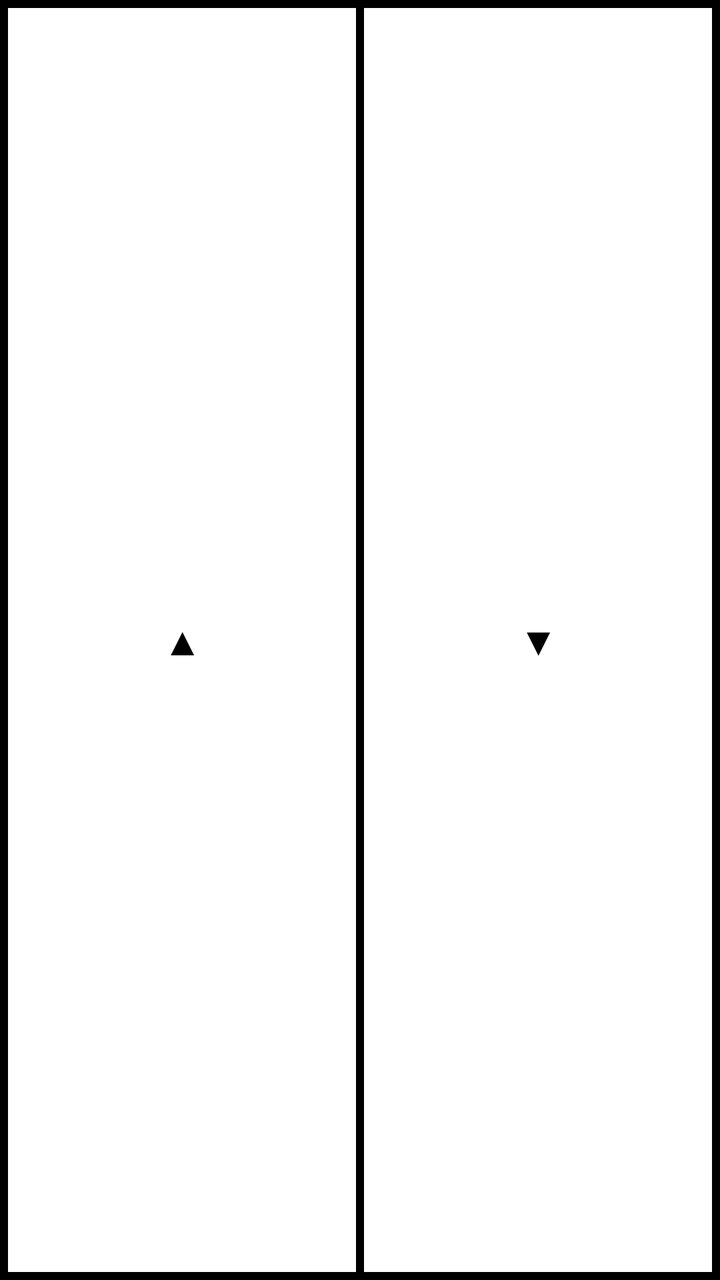
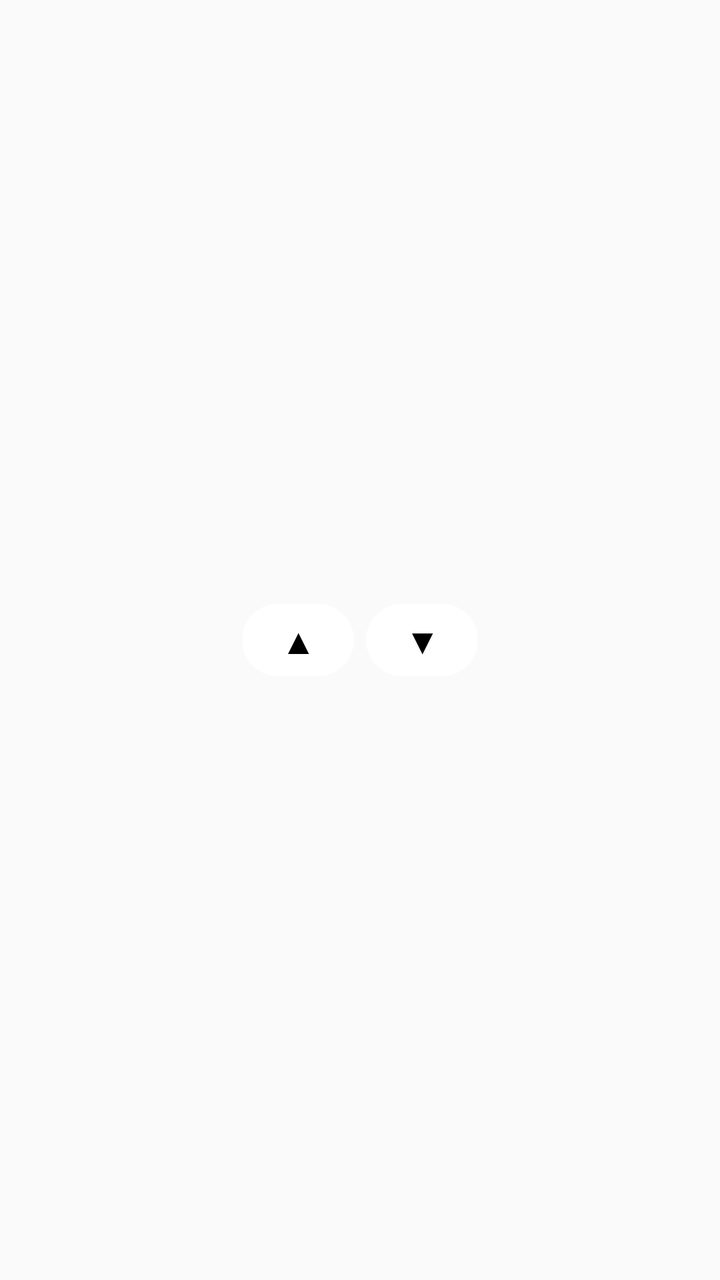

The first picture is an Android layout as it rendered before a commit; the second is the same layout after the commit. The layout source and the unified diff follow.
<!-- AndroidManifest.xml: application theme Theme.Hive -->
<!-- res/layout/hive_widget.xml -->
<?xml version="1.0" encoding="utf-8"?>
<LinearLayout xmlns:android="http://schemas.android.com/apk/res/android"
    android:layout_width="match_parent"
    android:layout_height="40dp"
    android:orientation="horizontal"
    android:background="#000000"
    android:padding="4dp">

    <TextView
        android:id="@+id/btn_up"
        android:layout_width="0dp"
        android:layout_height="match_parent"
        android:layout_weight="1"
        android:background="#FFFFFF"
        android:gravity="center"
        android:text="▲"
        android:textColor="#000000"
        android:textSize="20sp" />

    <View
        android:layout_width="4dp"
        android:layout_height="match_parent"
        android:background="#000000" />

    <TextView
        android:id="@+id/btn_down"
        android:layout_width="0dp"
        android:layout_height="match_parent"
        android:layout_weight="1"
        android:background="#FFFFFF"
        android:gravity="center"
        android:text="▼"
        android:textColor="#000000"
        android:textSize="20sp" />

</LinearLayout>
<!-- resources referenced by this layout -->
<resources>
  <style name="Theme.Hive" parent="android:Theme.Material.Light.NoActionBar" />
</resources>

<!-- the commit's change to res/layout/hive_widget.xml (unified diff, before → after) -->
@@ -1,36 +1,34 @@
 <?xml version="1.0" encoding="utf-8"?>
 <LinearLayout xmlns:android="http://schemas.android.com/apk/res/android"
     android:layout_width="match_parent"
-    android:layout_height="40dp"
+    android:layout_height="48dp"
     android:orientation="horizontal"
-    android:background="#000000"
-    android:padding="4dp">
+    android:gravity="center"
+    android:paddingHorizontal="20dp">
 
     <TextView
         android:id="@+id/btn_up"
-        android:layout_width="0dp"
-        android:layout_height="match_parent"
-        android:layout_weight="1"
-        android:background="#FFFFFF"
+        android:layout_width="56dp"
+        android:layout_height="36dp"
+        android:background="@drawable/widget_button_bg"
         android:gravity="center"
         android:text="▲"
         android:textColor="#000000"
-        android:textSize="20sp" />
+        android:textSize="18sp" />
 
     <View
-        android:layout_width="4dp"
+        android:layout_width="6dp"
         android:layout_height="match_parent"
-        android:background="#000000" />
+        android:background="@android:color/transparent" />
 
     <TextView
         android:id="@+id/btn_down"
-        android:layout_width="0dp"
-        android:layout_height="match_parent"
-        android:layout_weight="1"
-        android:background="#FFFFFF"
+        android:layout_width="56dp"
+        android:layout_height="36dp"
+        android:background="@drawable/widget_button_bg"
         android:gravity="center"
         android:text="▼"
         android:textColor="#000000"
-        android:textSize="20sp" />
+        android:textSize="18sp" />
 
 </LinearLayout>
<!-- resource entries referenced after the edit -->
@@ -1,5 +1,12 @@
 <!-- resources referenced by this layout -->
 <resources>
+  <!-- drawable widget_button_bg (drawable) -->
+  <?xml version="1.0" encoding="utf-8"?>
+  <shape xmlns:android="http://schemas.android.com/apk/res/android"
+      android:shape="rectangle">
+      <solid android:color="#FFFFFFFF" />
+      <corners android:radius="18dp" />
+  </shape>
   <style name="Theme.Hive" parent="android:Theme.Material.Light.NoActionBar" />
 </resources>
 
